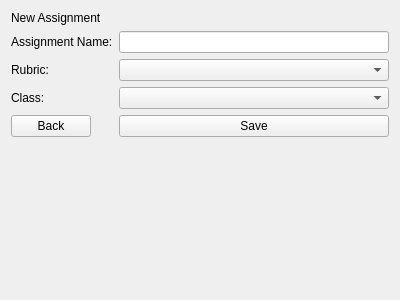
Laucksy/CS-205-Project, file GUI/newassignment.ui: the form before one commit.
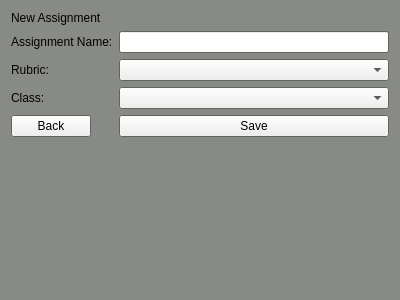
The form after the commit.

Commit message: Fixed GUI colors and deleting feedback

Patch:
```diff
--- a/GUI/newassignment.ui
+++ b/GUI/newassignment.ui
@@ -10,6 +10,70 @@
     <height>300</height>
    </rect>
   </property>
+  <property name="palette">
+   <palette>
+    <active>
+     <colorrole role="Base">
+      <brush brushstyle="SolidPattern">
+       <color alpha="255">
+        <red>255</red>
+        <green>255</green>
+        <blue>255</blue>
+       </color>
+      </brush>
+     </colorrole>
+     <colorrole role="Window">
+      <brush brushstyle="SolidPattern">
+       <color alpha="255">
+        <red>136</red>
+        <green>138</green>
+        <blue>133</blue>
+       </color>
+      </brush>
+     </colorrole>
+    </active>
+    <inactive>
+     <colorrole role="Base">
+      <brush brushstyle="SolidPattern">
+       <color alpha="255">
+        <red>255</red>
+        <green>255</green>
+        <blue>255</blue>
+       </color>
+      </brush>
+     </colorrole>
+     <colorrole role="Window">
+      <brush brushstyle="SolidPattern">
+       <color alpha="255">
+        <red>136</red>
+        <green>138</green>
+        <blue>133</blue>
+       </color>
+      </brush>
+     </colorrole>
+    </inactive>
+    <disabled>
+     <colorrole role="Base">
+      <brush brushstyle="SolidPattern">
+       <color alpha="255">
+        <red>136</red>
+        <green>138</green>
+        <blue>133</blue>
+       </color>
+      </brush>
+     </colorrole>
+     <colorrole role="Window">
+      <brush brushstyle="SolidPattern">
+       <color alpha="255">
+        <red>136</red>
+        <green>138</green>
+        <blue>133</blue>
+       </color>
+      </brush>
+     </colorrole>
+    </disabled>
+   </palette>
+  </property>
   <property name="windowTitle">
    <string>Form</string>
   </property>
```
The commit also changes 22 other files.
